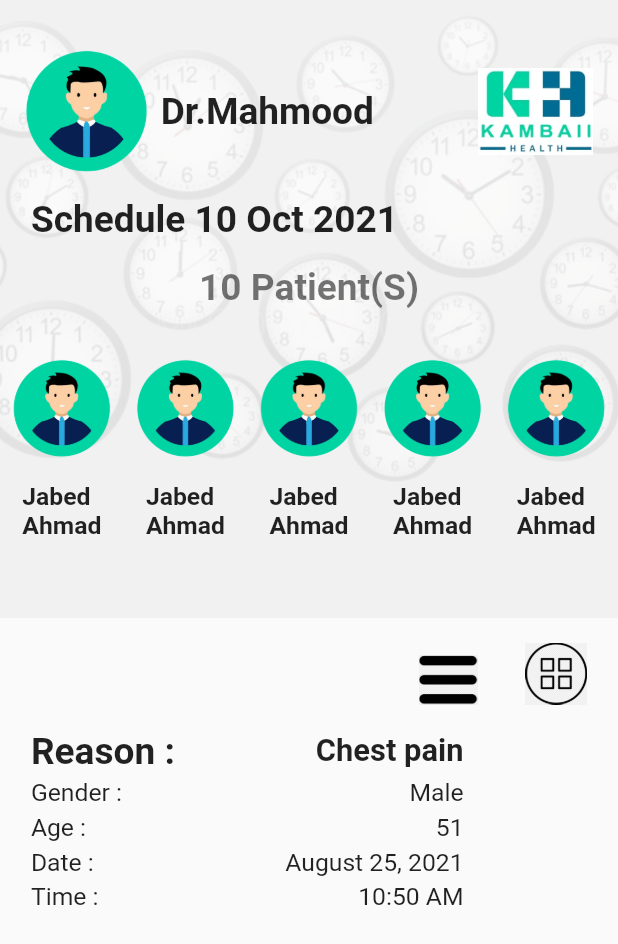
After one commit to MdAkibHossain/docttor_app, a Flutter app: the Schedules screen opened directly, on a phone screen of 412 x 824 dp. The commit adds this screen. Shown: the top 944 px of the screen. Run offline on Flutter 3.47's test engine with Material 2 defaults, Android fonts, the phone set to English and light mode, and no system bars.

Commit message:
14 feb 22

```diff
--- a/lib/screen/home_page.dart
+++ b/lib/screen/home_page.dart
@@ -1,4 +1,5 @@
 import 'package:design/screen/get_started.dart';
+import 'package:design/screen/others_screen/schedules_page.dart';
 import 'package:flutter/material.dart';
 
 class HomePage extends StatefulWidget {
@@ -16,7 +17,8 @@ class _HomePageState extends State<HomePage> {
     return SafeArea(
       child: Scaffold(
          backgroundColor: Colors.white,
-        body: Stack(
+        body: SingleChildScrollView(
+          child: Stack(
             children: [
               Positioned(
                   top: screenHeight*0.35,
@@ -50,8 +52,14 @@ class _HomePageState extends State<HomePage> {
                         children: [
                           Padding(
                             padding:  EdgeInsets.only(left: screenWidth*0.05, top: screenWidth*0.02),
+                            child:
+                            InkWell(
+                              onTap: (){
+                                Navigator.push(context, MaterialPageRoute(builder: (context)=>Schedules()));
+                              },
                               child: Text("4. Schedules", style: TextStyle(fontSize: screenWidth*0.05,
                                   fontWeight: FontWeight.bold, color: allColor.simpleTextColor)),
+                            ),
                           ),
                           Padding(
                             padding:  EdgeInsets.only(left: screenWidth*0.30),
@@ -83,7 +91,8 @@ class _HomePageState extends State<HomePage> {
                           Spacer(),
                           Padding(
                             padding:  EdgeInsets.only(right: screenWidth*0.02),
-                          child: Container(
+                            child:
+                            Container(
                                 height: screenHeight*0.07,
                                 child:Image.asset("assets/images/k.jpeg")),
                           ),
@@ -220,6 +229,7 @@ class _HomePageState extends State<HomePage> {
 
             ],
           ),
+        ),
 
       ),
     );
--- /dev/null
+++ b/lib/screen/others_screen/schedules_page.dart
@@ -0,0 +1,231 @@
+import 'package:flutter/material.dart';
+
+class Schedules extends StatefulWidget {
+  const Schedules({Key? key}) : super(key: key);
+
+  @override
+  _SchedulesState createState() => _SchedulesState();
+}
+
+class _SchedulesState extends State<Schedules> {
+  @override
+  Widget build(BuildContext context) {
+    final double screenHeight= MediaQuery.of(context).size.height;
+    final double screenWidth= MediaQuery.of(context).size.width;
+    return SafeArea(
+        child: Scaffold(
+          body: Column(
+            crossAxisAlignment: CrossAxisAlignment.start,
+            children: [
+              Container(
+                width: screenWidth,
+                height: screenHeight*0.50,
+                decoration: BoxDecoration(
+                  image: DecorationImage(
+                      colorFilter:  ColorFilter.mode(Colors.grey.withOpacity(0.1), BlendMode.dstATop),
+                      image: AssetImage("assets/images/clock.png"), fit: BoxFit.cover)
+                ),
+                child: Column(
+                  crossAxisAlignment: CrossAxisAlignment.start,
+                  children: [
+                    SizedBox(height: screenHeight*0.02,),
+                    Padding(
+                      padding:  EdgeInsets.all(screenHeight*0.02),
+                      child: Row(
+                        children: [
+                          Container(
+                            height: screenHeight*0.10,
+                            child: Image(image: AssetImage("assets/images/men.png")),
+                          ),
+
+                          Padding(
+                            padding:  EdgeInsets.only(left: screenWidth*0.02),
+                            child: Text("Dr.Mahmood", style: TextStyle(fontSize: screenWidth*0.06, fontWeight: FontWeight.bold)),
+                          ),
+                          Spacer(),
+                          Container(
+                              height: screenHeight*0.07,
+                              child:Image.asset("assets/images/k.jpeg")),
+                        ],
+                      ),
+                    ),
+                    Padding(
+                      padding:  EdgeInsets.only(left: screenWidth*0.05),
+                      child:
+                      Text("Schedule 10 Oct 2021", style: TextStyle(
+                          fontSize: screenWidth*0.06, fontWeight: FontWeight.bold)),
+                    ),
+                    SizedBox(height: screenHeight*0.02,),
+                    Center(
+                      child:
+                      Text("10 Patient(S)", style: TextStyle(
+                          fontSize: screenWidth*0.06, fontWeight: FontWeight.bold, color: Colors.black54),
+                      ),
+                    ),
+                    SizedBox(height: screenHeight*0.04,),
+                    Expanded(
+                      child: ListView.builder(
+                        scrollDirection: Axis.horizontal,
+                          itemCount: 20,
+                          itemBuilder: (index, context){
+                            return
+                              Column(
+                                children: [
+                                  Container(
+                                    height: screenHeight*0.08,
+                                    width: screenWidth*0.20,
+                                    decoration: BoxDecoration(
+                                        borderRadius: BorderRadius.circular(360)
+                                    ),
+                                    child: Image.asset("assets/images/men.png"),
+                                  ),
+                                  SizedBox(height: screenHeight*0.02),
+                                  Text("Jabed\n"
+                                      "Ahmad", style: TextStyle(
+                                      fontSize: screenWidth*0.04, fontWeight: FontWeight.bold)),
+
+                                ],
+                              );
+
+                          }
+                      ),
+                    ),
+                  ],
+                ),
+              ),
+              SizedBox(height: screenHeight*0.02),
+              Row(
+                crossAxisAlignment: CrossAxisAlignment.end,
+                mainAxisAlignment: MainAxisAlignment.end,
+                children: [
+                  Container(
+                    height: screenHeight*0.04,
+                    width: screenWidth*0.15,
+                    decoration: BoxDecoration(
+                        borderRadius: BorderRadius.circular(360)
+                    ),
+                    child: Image.asset("assets/images/menu.png"),
+                  ),
+                  Container(
+                    height: screenHeight*0.05,
+                    width: screenWidth*0.20,
+                    decoration: BoxDecoration(
+                        borderRadius: BorderRadius.circular(360)
+                    ),
+                    child: Image.asset("assets/images/menu2.png"),
+                  ),
+                ],
+              ),
+
+              SizedBox(height: screenHeight*0.02),
+              Padding(
+                padding:  EdgeInsets.only(right: screenWidth*0.25),
+                child: Row(
+                  children: [
+                    Padding(
+                      padding:  EdgeInsets.only(left: screenWidth*0.05),
+                      child:
+                      Text("Reason :", style: TextStyle(
+                          fontSize: screenWidth*0.06, fontWeight: FontWeight.bold)),
+                    ),
+                    Spacer(),
+                    Padding(
+                      padding:  EdgeInsets.only(left: screenWidth*0.05),
+                      child:
+                      Text("Chest pain", style: TextStyle(
+                          fontSize: screenWidth*0.05, fontWeight: FontWeight.bold)),
+                    ),
+                  ],
+                ),
+              ),
+              SizedBox(height: screenWidth*0.01),
+              Padding(
+                padding:  EdgeInsets.only(right: screenWidth*0.25),
+                child: Row(
+                  children: [
+                    Padding(
+                      padding:  EdgeInsets.only(left: screenWidth*0.05),
+                      child:
+                      Text("Gender :", style: TextStyle(
+                          fontSize: screenWidth*0.04)),
+                    ),
+                    Spacer(),
+                    Padding(
+                      padding:  EdgeInsets.only(left: screenWidth*0.05),
+                      child:
+                      Text("Male", style: TextStyle(
+                          fontSize: screenWidth*0.04)),
+                    ),
+                  ],
+                ),
+              ),
+              SizedBox(height: screenWidth*0.01),
+              Padding(
+                padding:  EdgeInsets.only(right: screenWidth*0.25),
+                child: Row(
+                  children: [
+                    Padding(
+                      padding:  EdgeInsets.only(left: screenWidth*0.05),
+                      child:
+                      Text("Age :", style: TextStyle(
+                          fontSize: screenWidth*0.04)),
+                    ),
+                    Spacer(),
+                    Padding(
+                      padding:  EdgeInsets.only(left: screenWidth*0.05),
+                      child:
+                      Text("51", style: TextStyle(
+                          fontSize: screenWidth*0.04)),
+                    ),
+                  ],
+                ),
+              ),
+              SizedBox(height: screenWidth*0.01),
+              Padding(
+                padding:  EdgeInsets.only(right: screenWidth*0.25),
+                child: Row(
+                  children: [
+                    Padding(
+                      padding:  EdgeInsets.only(left: screenWidth*0.05),
+                      child:
+                      Text("Date :", style: TextStyle(
+                          fontSize: screenWidth*0.04)),
+                    ),
+                    Spacer(),
+                    Padding(
+                      padding:  EdgeInsets.only(left: screenWidth*0.05),
+                      child:
+                      Text("August 25, 2021", style: TextStyle(
+                          fontSize: screenWidth*0.04)),
+                    ),
+                  ],
+                ),
+              ),
+              SizedBox(height: screenWidth*0.01),
+              Padding(
+                padding:  EdgeInsets.only(right: screenWidth*0.25),
+                child: Row(
+                  children: [
+                    Padding(
+                      padding:  EdgeInsets.only(left: screenWidth*0.05),
+                      child:
+                      Text("Time :", style: TextStyle(
+                          fontSize: screenWidth*0.04)),
+                    ),
+                    Spacer(),
+                    Padding(
+                      padding:  EdgeInsets.only(left: screenWidth*0.05),
+                      child:
+                      Text("10:50 AM", style: TextStyle(
+                          fontSize: screenWidth*0.04)),
+                    ),
+                  ],
+                ),
+              ),
+
+            ],
+          ),
+        )
+    );
+  }
+}
```
Also changed, not shown: assets/images/clock.png (added), assets/images/menu.png (added), assets/images/menu2.png (added). Lines whose indentation alone changed are shown as unchanged.
